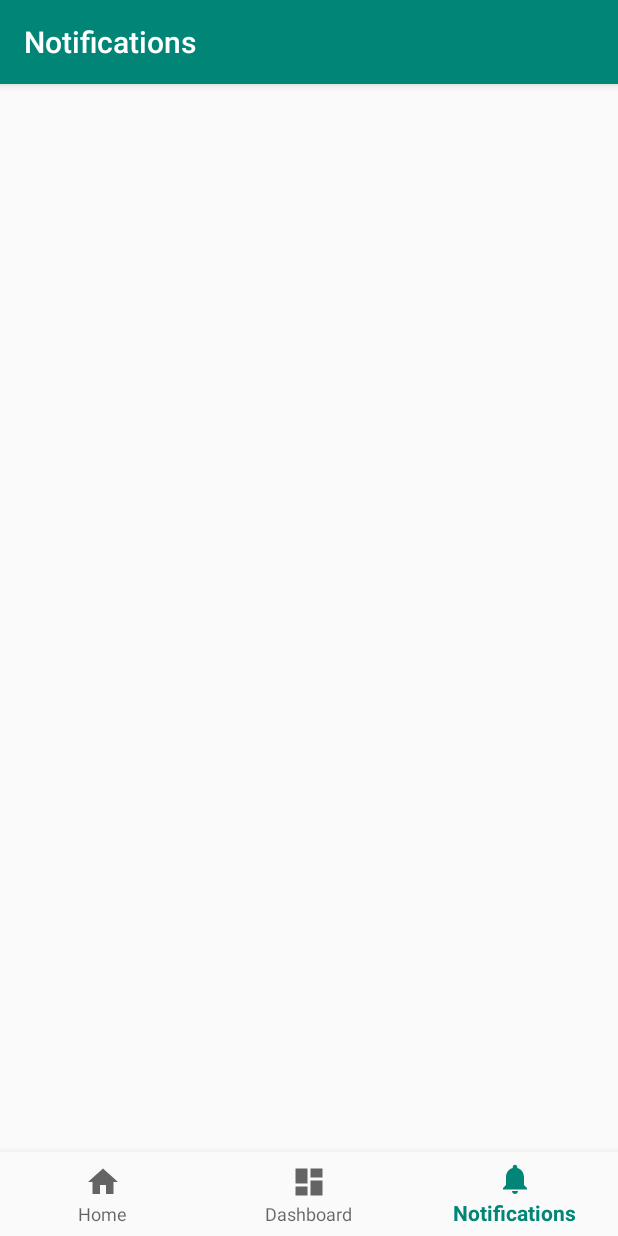
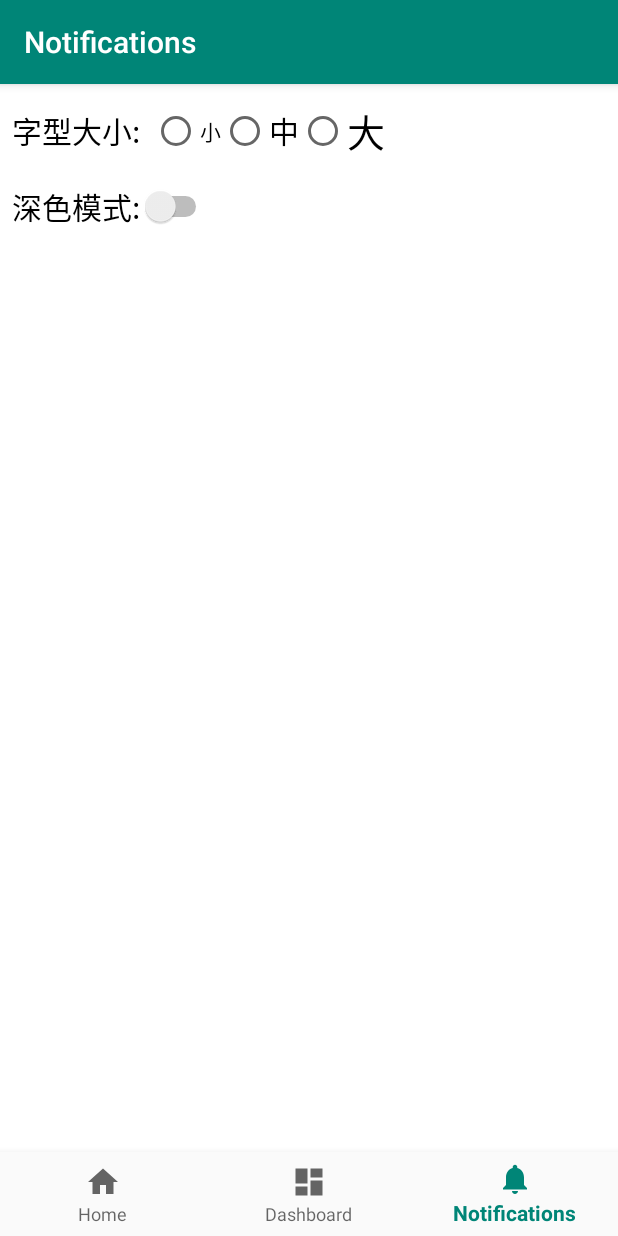
Before and after one commit to PinJhih/apcs-practice, an Android app: the screen it shows after launch (MainActivity), item 3 of the bottom bar chosen, on a phone screen of 412 x 824 dp. Run offline under Robolectric (Android 15) with nearby library versions, the phone set to English and light mode, and no system bars; our stand-ins replace navigation-ui; 12 statements that could not run were skipped.

Commit message:
feat: Add setting page and use SharedPreferences to save settings

```diff
--- a/app/src/main/java/com/example/apcs_practice/view/activities/MainActivity.kt
+++ b/app/src/main/java/com/example/apcs_practice/view/activities/MainActivity.kt
@@ -1,6 +1,8 @@
 package com.example.apcs_practice.view.activities
 
+import android.app.Activity
 import android.content.Intent
+import android.content.SharedPreferences
 import android.os.Bundle
 import com.google.android.material.bottomnavigation.BottomNavigationView
 import androidx.appcompat.app.AppCompatActivity
@@ -9,6 +11,8 @@ import androidx.navigation.ui.AppBarConfiguration
 import androidx.navigation.ui.setupActionBarWithNavController
 import androidx.navigation.ui.setupWithNavController
 import com.example.apcs_practice.R
+
+lateinit var settings: SharedPreferences
 
 class MainActivity : AppCompatActivity() {
 
@@ -24,11 +28,13 @@ class MainActivity : AppCompatActivity() {
             setOf(
                 R.id.navigation_session_select,
                 R.id.navigation_histories,
-                R.id.navigation_notifications
+                R.id.navigation_setting
             )
         )
         setupActionBarWithNavController(navController, appBarConfiguration)
         navView.setupWithNavController(navController)
+
+        settings = getSharedPreferences("settings", Activity.MODE_PRIVATE)
     }
 
     fun checkAnswer(session: Int, answers: String) {
--- a/app/src/main/java/com/example/apcs_practice/view/fragments/NotificationsFragment.kt
+++ /dev/null
@@ -1,27 +0,0 @@
-package com.example.apcs_practice.view.fragments
-
-import android.os.Bundle
-import android.view.LayoutInflater
-import android.view.View
-import android.view.ViewGroup
-import androidx.fragment.app.Fragment
-import androidx.lifecycle.ViewModelProviders
-import com.example.apcs_practice.R
-import com.example.apcs_practice.viewmodels.NotificationsViewModel
-
-class NotificationsFragment : Fragment() {
-
-    private lateinit var notificationsViewModel: NotificationsViewModel
-
-    override fun onCreateView(
-        inflater: LayoutInflater,
-        container: ViewGroup?,
-        savedInstanceState: Bundle?
-    ): View? {
-        notificationsViewModel =
-            ViewModelProviders.of(this).get(NotificationsViewModel::class.java)
-        val root = inflater.inflate(R.layout.fragment_notifications, container, false)
-
-        return root
-    }
-}
--- a/app/src/main/java/com/example/apcs_practice/view/fragments/SessionSelectFragment.kt
+++ b/app/src/main/java/com/example/apcs_practice/view/fragments/SessionSelectFragment.kt
@@ -34,10 +34,10 @@ class SessionSelectFragment : Fragment() {
         return root
     }
 
-    private fun startPractice(session:Int){
+    private fun startPractice(session: Int) {
         val intent = Intent(this.context, PracticeActivity::class.java)
 
-        intent.putExtra("session",session)
+        intent.putExtra("session", session)
         startActivity(intent)
     }
 
--- /dev/null
+++ b/app/src/main/java/com/example/apcs_practice/view/fragments/SettingFragment.kt
@@ -0,0 +1,80 @@
+package com.example.apcs_practice.view.fragments
+
+import android.graphics.Color
+import android.os.Bundle
+import android.view.LayoutInflater
+import android.view.View
+import android.view.ViewGroup
+import androidx.fragment.app.Fragment
+import com.example.apcs_practice.R
+import com.example.apcs_practice.view.activities.settings
+import kotlinx.android.synthetic.main.fragment_setting.*
+
+class SettingFragment : Fragment() {
+
+    private val settingEditor = settings.edit()
+
+    override fun onCreateView(
+        inflater: LayoutInflater,
+        container: ViewGroup?,
+        savedInstanceState: Bundle?
+    ): View? {
+        val root = inflater.inflate(R.layout.fragment_setting, container, false)
+        setView()
+
+        switch_dark_mode.setOnClickListener {
+            settingEditor.putBoolean("darkMode", switch_dark_mode.isChecked)
+            setView()
+        }
+
+        radioGroup_text_size.setOnCheckedChangeListener { _, i ->
+            when (i) {
+                btn_small.id -> settingEditor.putString("textSize", "small")
+                btn_mid.id -> settingEditor.putString("textSize", "mid")
+                else -> settingEditor.putString("textSize", "big")
+            }
+            setView()
+        }
+
+        return root
+    }
+
+    private fun setView() {
+        var backgroundColor = Color.parseColor("#ffffff")
+        var textColor = Color.parseColor("#000000")
+        if (settings.getBoolean("darkMode", false)) {
+            backgroundColor = Color.parseColor("#000000")
+            textColor = Color.parseColor("#ffffff")
+        }
+        layout_setting.setBackgroundColor(backgroundColor)
+
+        tv_text_size.setTextColor(textColor)
+        btn_big.setTextColor(textColor)
+        btn_mid.setTextColor(textColor)
+        btn_small.setTextColor(textColor)
+        switch_dark_mode.setTextColor(textColor)
+
+        var textSize = btn_mid.textSize
+        when (settings.getString("textSize", "mid")) {
+            "big" -> {
+                btn_big.isChecked = true
+                textSize = btn_big.textSize
+            }
+            "small" -> {
+                btn_small.isChecked = true
+                textSize = btn_small.textSize
+            }
+            else -> btn_mid.isChecked = true
+        }
+
+        tv_text_size.textSize = textSize
+        switch_dark_mode.textSize = textSize
+    }
+
+    override fun onDestroy() {
+        super.onDestroy()
+
+        settingEditor.commit()
+    }
+
+}
--- a/app/src/main/java/com/example/apcs_practice/viewmodels/NotificationsViewModel.kt
+++ b/app/src/main/java/com/example/apcs_practice/viewmodels/SettingViewModel.kt
@@ -4,7 +4,7 @@ import androidx.lifecycle.LiveData
 import androidx.lifecycle.MutableLiveData
 import androidx.lifecycle.ViewModel
 
-class NotificationsViewModel : ViewModel() {
+class SettingViewModel : ViewModel() {
 
     private val _text = MutableLiveData<String>().apply {
         value = "This is notifications Fragment"
--- a/app/src/main/res/layout/fragment_notifications.xml
+++ /dev/null
@@ -1,5 +0,0 @@
-<?xml version="1.0" encoding="utf-8"?>
-<androidx.constraintlayout.widget.ConstraintLayout xmlns:android="http://schemas.android.com/apk/res/android"
-    xmlns:app="http://schemas.android.com/apk/res-auto"
-    android:layout_width="match_parent"
-    android:layout_height="match_parent"/>
--- /dev/null
+++ b/app/src/main/res/layout/fragment_setting.xml
@@ -0,0 +1,65 @@
+<?xml version="1.0" encoding="utf-8"?>
+<androidx.constraintlayout.widget.ConstraintLayout xmlns:android="http://schemas.android.com/apk/res/android"
+    xmlns:app="http://schemas.android.com/apk/res-auto"
+    android:background="@android:color/white"
+    android:id="@+id/layout_setting"
+    android:layout_width="match_parent"
+    android:layout_height="match_parent">
+
+    <TextView
+        android:id="@+id/tv_text_size"
+        android:layout_width="wrap_content"
+        android:layout_height="wrap_content"
+        android:layout_marginStart="8dp"
+        android:layout_marginTop="16dp"
+        android:text="@string/text_size"
+        android:textColor="@android:color/black"
+        android:textSize="20sp"
+        app:layout_constraintStart_toStartOf="parent"
+        app:layout_constraintTop_toTopOf="parent" />
+
+    <Switch
+        android:id="@+id/switch_dark_mode"
+        android:layout_width="wrap_content"
+        android:layout_height="wrap_content"
+        android:layout_marginTop="16dp"
+        android:text="@string/dark_mode"
+        android:textSize="20sp"
+        app:layout_constraintStart_toStartOf="@+id/tv_text_size"
+        app:layout_constraintTop_toBottomOf="@+id/radioGroup_text_size" />
+
+    <RadioGroup
+        android:id="@+id/radioGroup_text_size"
+        android:layout_width="wrap_content"
+        android:layout_height="wrap_content"
+        android:layout_marginStart="8dp"
+        android:orientation="horizontal"
+        app:layout_constraintBottom_toBottomOf="@+id/tv_text_size"
+        app:layout_constraintStart_toEndOf="@+id/tv_text_size"
+        app:layout_constraintTop_toTopOf="@+id/tv_text_size">
+
+        <RadioButton
+            android:id="@+id/btn_small"
+            android:layout_width="wrap_content"
+            android:layout_height="match_parent"
+            android:layout_weight="1"
+            android:text="@string/small" />
+
+        <RadioButton
+            android:id="@+id/btn_mid"
+            android:layout_width="wrap_content"
+            android:layout_height="match_parent"
+            android:layout_weight="1"
+            android:text="@string/mid"
+            android:textSize="20sp" />
+
+        <RadioButton
+            android:id="@+id/btn_big"
+            android:layout_width="wrap_content"
+            android:layout_height="wrap_content"
+            android:layout_weight="1"
+            android:text="@string/big"
+            android:textSize="25sp" />
+    </RadioGroup>
+
+</androidx.constraintlayout.widget.ConstraintLayout>
--- a/app/src/main/res/menu/bottom_nav_menu.xml
+++ b/app/src/main/res/menu/bottom_nav_menu.xml
@@ -12,7 +12,7 @@
         android:title="@string/title_dashboard" />
 
     <item
-        android:id="@+id/navigation_notifications"
+        android:id="@+id/navigation_setting"
         android:icon="@drawable/ic_notifications_black_24dp"
         android:title="@string/title_notifications" />
 
--- a/app/src/main/res/navigation/mobile_navigation.xml
+++ b/app/src/main/res/navigation/mobile_navigation.xml
@@ -16,8 +16,7 @@
         android:label="@string/title_dashboard" />
 
     <fragment
-        android:id="@+id/navigation_notifications"
-        android:name="com.example.apcs_practice.view.fragments.NotificationsFragment"
-        android:label="@string/title_notifications"
-        tools:layout="@layout/fragment_notifications" />
+        android:id="@+id/navigation_setting"
+        android:name="com.example.apcs_practice.view.fragments.SettingFragment"
+        android:label="@string/title_notifications" />
 </navigation>
--- a/app/src/main/res/values/strings.xml
+++ b/app/src/main/res/values/strings.xml
@@ -8,7 +8,11 @@
     <string name="finish">結束</string>
     <string name="num_of_correct_answer">正確題數</string>
     <string name="number">10</string>
-
+    <string name="text_size">字型大小:</string>
+    <string name="dark_mode">深色模式:</string>
+    <string name="big">大</string>
+    <string name="mid">中</string>
+    <string name="small">小</string>
 
     <string name="session_10503">105年3月</string>
     <string name="session_10510">105年10月</string>
```
